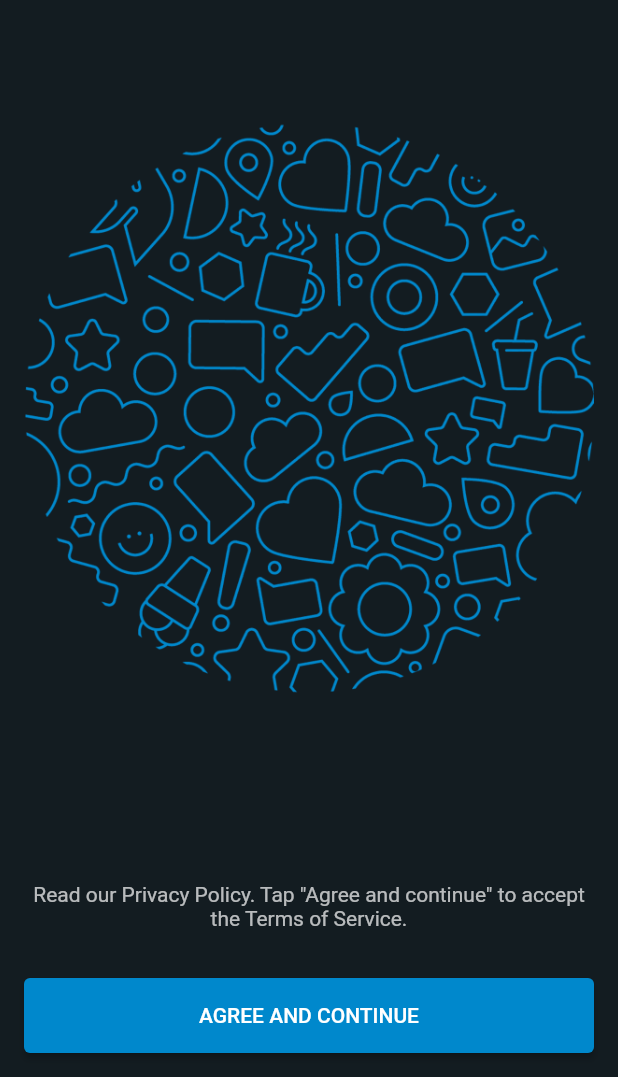
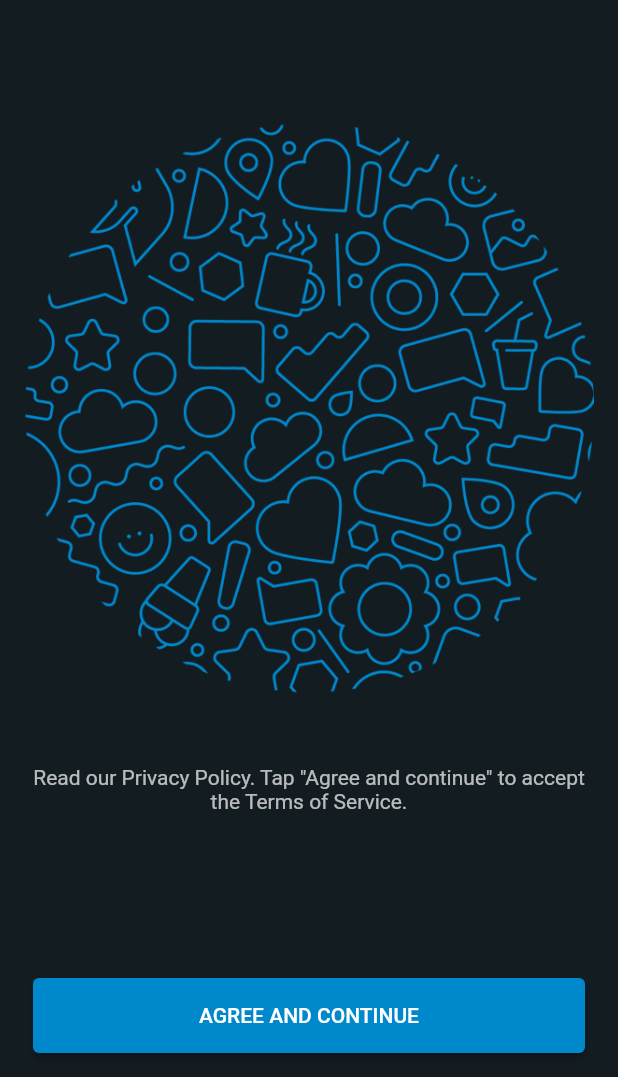
Before and after one commit to IlyasMukatdisov/my_chat, a Flutter app: the screen it shows after launch, on a phone screen of 412 x 824 dp, the part 159-1236 px from its top. Run offline on Flutter 3.47's test engine with Material 2 defaults, Android fonts, the phone set to English and light mode, and no system bars; our stand-ins replace cloud_firestore, country_picker, firebase_auth, firebase_core, firebase_storage, flutter_contacts and 2 more; accounts and stored records are empty; generated files the repository leaves out were written again.

Commit message:
commit 7

```diff
--- a/lib/features/chat/controller/chat_controller.dart
+++ b/lib/features/chat/controller/chat_controller.dart
@@ -5,6 +5,7 @@ import 'package:my_chat/features/auth/controller/auth_controller.dart';
 
 import 'package:my_chat/features/chat/repository/chat_repository.dart';
 import 'package:my_chat/models/chat_contact.dart';
+import 'package:my_chat/models/message.dart';
 
 final chatControllerProvider = Provider((ref) {
   final chatRepository = ref.watch(chatRepositoryProvider);
@@ -24,6 +25,10 @@ class ChatController {
     return chatRepository.getChatContacts();
   }
 
+  Stream<List<Message>> chatStream(String receiverUserId) {
+    return chatRepository.getChatStream(receiverUserId);
+  }
+
   void sendTextMessage({
     required BuildContext context,
     required String text,
--- a/lib/features/chat/screens/mobile_chat_screen.dart
+++ b/lib/features/chat/screens/mobile_chat_screen.dart
@@ -5,7 +5,7 @@ import 'package:my_chat/features/chat/widgets/bottom_chat_field.dart';
 import 'package:my_chat/generated/l10n.dart';
 import 'package:my_chat/models/user_model.dart';
 import 'package:my_chat/utils/colors.dart';
-import 'package:my_chat/widgets/chat_list.dart';
+import 'package:my_chat/features/chat/widgets/chat_list.dart';
 
 class MobileChatScreen extends ConsumerWidget {
   final String name;
@@ -66,8 +66,8 @@ class MobileChatScreen extends ConsumerWidget {
       ),
       body: Column(
         children: [
-          const Expanded(
-            child: ChatList(),
+          Expanded(
+            child: ChatList(receiverUserId: uid),
           ),
           BottomChatField(receiverUserId: uid),
         ],
--- a/lib/features/landing/screens/landing_screen.dart
+++ b/lib/features/landing/screens/landing_screen.dart
@@ -13,27 +13,32 @@ class LandingScreen extends StatelessWidget {
   Widget build(BuildContext context) {
     final size = MediaQuery.of(context).size;
     return Scaffold(
+      floatingActionButtonLocation: FloatingActionButtonLocation.centerDocked,
+      floatingActionButton: SizedBox(
+        width: size.width < 400 ? size.width : 400,
+        child: Padding(
+          padding: const EdgeInsets.all(16.0),
+          child: CustomButton(
+            text: AppLocalizations.of(context).agree_and_continue,
+            callback: () {
+              Navigator.of(context).pushNamed(LoginScreen.routeName);
+            },
+          ),
+        ),
+      ),
       body: SafeArea(
-        child: LayoutBuilder(
-          builder: (context, constraints) {
-            return SingleChildScrollView(
-              child: Padding(
+        child: Container(
+          height: size.height,
+          width: size.width,
           padding: const EdgeInsets.all(AppConstants.defaultPadding),
-                child: ConstrainedBox(
-                  constraints: BoxConstraints(
-                    minHeight:
-                        constraints.maxHeight - AppConstants.defaultPadding * 2,
-                    minWidth: constraints.maxWidth,
-                  ),
-                  child: IntrinsicHeight(
+          child: SingleChildScrollView(
             child: Column(
               crossAxisAlignment: CrossAxisAlignment.center,
               children: [
                 const SizedBox(
                   height: 50,
                 ),
-                        Text(
-                            "${AppLocalizations.of(context).landing_title} My Chat",
+                Text("${AppLocalizations.of(context).landing_title} My Chat",
                     textAlign: TextAlign.center,
                     style: Theme.of(context)
                         .textTheme
@@ -47,11 +52,9 @@ class LandingScreen extends StatelessWidget {
                   color: tabColor,
                   width: size.width < 400 ? size.width : 400,
                 ),
-                        size.height < 650
-                            ? const SizedBox(
-                                height: AppConstants.defaultPadding,
-                              )
-                            : const Spacer(),
+                const SizedBox(
+                  height: AppConstants.defaultPadding * 3,
+                ),
                 Text(
                   AppLocalizations.of(context).landing_privacy_terms,
                   textAlign: TextAlign.center,
@@ -61,18 +64,7 @@ class LandingScreen extends StatelessWidget {
                       ?.copyWith(color: Colors.white.withOpacity(0.7)),
                 ),
                 const SizedBox(
-                          height: 32,
-                        ),
-                        SizedBox(
-                          width: size.width < 400 ? size.width : 400,
-                          child: CustomButton(
-                            text:
-                                AppLocalizations.of(context).agree_and_continue,
-                            callback: () {
-                              Navigator.of(context)
-                                  .pushNamed(LoginScreen.routeName);
-                            },
-                          ),
+                  height: AppConstants.defaultPadding * 5,
                 ),
               ],
             ),
@@ -80,9 +72,5 @@ class LandingScreen extends StatelessWidget {
         ),
       ),
     );
-          },
-        ),
-      ),
-    );
   }
 }
--- a/lib/screens/mobile_layout_screen.dart
+++ b/lib/screens/mobile_layout_screen.dart
@@ -2,7 +2,7 @@ import 'package:flutter/material.dart';
 import 'package:my_chat/features/select_contact/screens/select_contact_screen.dart';
 import 'package:my_chat/generated/l10n.dart';
 import 'package:my_chat/utils/colors.dart';
-import 'package:my_chat/widgets/contacts_list.dart';
+import 'package:my_chat/features/chat/widgets/contacts_list.dart';
 
 class MobileLayoutScreen extends StatelessWidget {
   static const routeName = '/mobile-layout-screen';
--- a/lib/screens/web_layout_screen.dart
+++ b/lib/screens/web_layout_screen.dart
@@ -1,9 +1,9 @@
 import 'package:flutter/material.dart';
 import 'package:my_chat/utils/colors.dart';
 import 'package:my_chat/info.dart';
-import 'package:my_chat/widgets/chat_list.dart';
+import 'package:my_chat/features/chat/widgets/chat_list.dart';
 import 'package:my_chat/widgets/web_chat_appbar.dart';
-import 'package:my_chat/widgets/contacts_list.dart';
+import 'package:my_chat/features/chat/widgets/contacts_list.dart';
 import 'package:my_chat/widgets/my_message_card.dart';
 import 'package:my_chat/widgets/sender_message_card.dart';
 import 'package:my_chat/widgets/web_profile_bar.dart';
@@ -47,7 +47,7 @@ class WebLayoutScreen extends StatelessWidget {
                 const ChatAppBar(),
                 const SizedBox(height: 20),
                 const Expanded(
-                  child: ChatList(),
+                  child: ChatList(receiverUserId: ''),
                 ),
                 Container(
                   height: MediaQuery.of(context).size.height * 0.07,
```
Also changed, not shown: lib/features/chat/repository/chat_repository.dart (+19 -0 lines), lib/features/chat/widgets/chat_list.dart (added, +50 -0 lines), lib/features/chat/widgets/contacts_list.dart (renamed from lib/widgets/contacts_list.dart, +6 -9 lines), lib/widgets/chat_list.dart (deleted, +0 -27 lines). Lines whose indentation alone changed are shown as unchanged.
